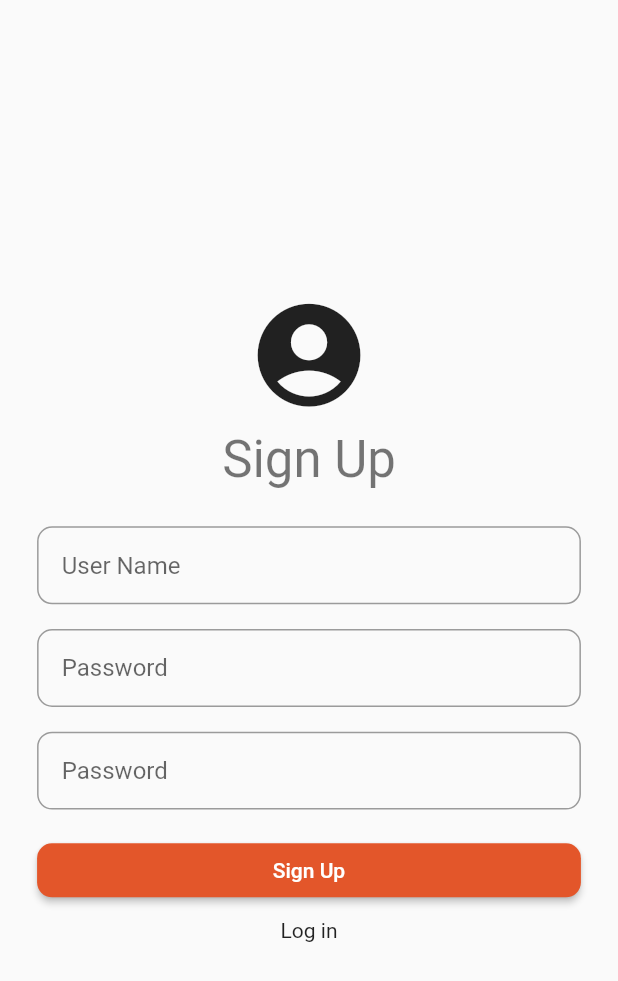
After one commit to jhalitaksoy/remotely_mobile, a Flutter app: the screen it shows after launch, after a tap on "Sign up", on a phone screen of 412 x 824 dp. The commit adds this screen. Shown: the top 981 px of the screen. Run offline on Flutter 3.47's test engine with Material 2 defaults, Android fonts, the phone set to English and light mode, and no system bars; missing offline and left inert: flutter_webrtc.

Commit message:
completed login_register ui

```diff
--- /dev/null
+++ b/lib/consts/consts.dart
@@ -0,0 +1,3 @@
+class Routes {
+  static const LoginRegisterRoute = "login_register";
+}
--- /dev/null
+++ b/lib/enums/login_mode.dart
@@ -0,0 +1,18 @@
+enum LoginMode {
+  //todo : need better name
+  Login,
+  Register,
+}
+
+extension LoginModeExtension on LoginMode {
+  LoginMode switchMode() {
+    switch (this) {
+      case LoginMode.Register:
+        return LoginMode.Login;
+      case LoginMode.Login:
+        return LoginMode.Register;
+      default:
+        return LoginMode.Login;
+    }
+  }
+}
--- a/lib/main.dart
+++ b/lib/main.dart
@@ -1,7 +1,6 @@
 import 'package:flutter/material.dart';
-import 'package:remotely_mobile/data_channel_sample.dart';
-import 'package:remotely_mobile/get_display_media_sample.dart';
-import 'package:remotely_mobile/loopback_sample.dart';
+import 'package:remotely_mobile/consts/consts.dart';
+import 'package:remotely_mobile/views/loginregister/login_page.dart';
 
 void main() {
   runApp(MyApp());
@@ -13,57 +12,20 @@ class MyApp extends StatelessWidget {
     return MaterialApp(
       title: 'Flutter Demo',
       theme: ThemeData(
-        primarySwatch: Colors.blue,
-        visualDensity: VisualDensity.adaptivePlatformDensity,
-      ),
+          primaryColor: Color(0xFFE3562A),
+          colorScheme: ColorScheme.light(onPrimary: Colors.white),
+          primarySwatch: Colors.blue,
+          visualDensity: VisualDensity.adaptivePlatformDensity,
+          buttonTheme: ButtonThemeData(
+            buttonColor: Color(0xFFE3562A),
+            //buttonColor: Color(0xE3562A),
+          )),
       //home: DataChannelSample(),
-      home: LoopBackSample(),
+      //home: LoopBackSample(),
+      initialRoute: Routes.LoginRegisterRoute,
+      routes: {
+        Routes.LoginRegisterRoute: (context) => LoginRegisterPage(),
+      },
     );
   }
 }
-
-class MyHomePage extends StatefulWidget {
-  MyHomePage({Key key, this.title}) : super(key: key);
-  final String title;
-
-  @override
-  _MyHomePageState createState() => _MyHomePageState();
-}
-
-class _MyHomePageState extends State<MyHomePage> {
-  int _counter = 0;
-
-  void _incrementCounter() {
-    setState(() {
-      _counter++;
-    });
-  }
-
-  @override
-  Widget build(BuildContext context) {
-    return Scaffold(
-      appBar: AppBar(
-        title: Text(widget.title),
-      ),
-      body: Center(
-        child: Column(
-          mainAxisAlignment: MainAxisAlignment.center,
-          children: <Widget>[
-            Text(
-              'You have pushed the button this many times:',
-            ),
-            Text(
-              '$_counter',
-              style: Theme.of(context).textTheme.headline4,
-            ),
-          ],
-        ),
-      ),
-      floatingActionButton: FloatingActionButton(
-        onPressed: _incrementCounter,
-        tooltip: 'Increment',
-        child: Icon(Icons.add),
-      ),
-    );
-  }
-}
--- /dev/null
+++ b/lib/views/loginregister/login_page.dart
@@ -0,0 +1,151 @@
+import 'package:flutter/material.dart';
+import 'package:remotely_mobile/enums/login_mode.dart';
+
+class LoginRegisterPage extends StatefulWidget {
+  @override
+  _LoginRegisterPageState createState() => _LoginRegisterPageState();
+}
+
+class _LoginRegisterPageState extends State<LoginRegisterPage> {
+  LoginMode _loginMode = LoginMode.Login;
+
+  String get _title {
+    switch (_loginMode) {
+      case LoginMode.Login:
+        return "Log in";
+      case LoginMode.Register:
+        return "Sign Up";
+      default:
+        return "Unkown";
+    }
+  }
+
+  String get _changeModeButtonText {
+    switch (_loginMode) {
+      case LoginMode.Register:
+        return "Log in";
+      case LoginMode.Login:
+        return "Sign up";
+      default:
+        return "Unkown";
+    }
+  }
+
+  String get _submitButtonText => _title;
+
+  ThemeData get _theme => Theme.of(context);
+
+  Size get _size => MediaQuery.of(context).size;
+
+  @override
+  Widget build(BuildContext context) {
+    return SafeArea(
+      child: Scaffold(
+        body: buildBody(),
+      ),
+    );
+  }
+
+  void onSignUpClick() {
+    LoginMode newMode = _loginMode.switchMode();
+
+    setState(() {
+      _loginMode = newMode;
+    });
+  }
+
+  Widget buildBody() {
+    return Center(
+      child: SingleChildScrollView(
+        child: Padding(
+          padding: EdgeInsets.all(_size.height * 0.03),
+          child: Center(
+            child: Column(
+              crossAxisAlignment: CrossAxisAlignment.stretch,
+              mainAxisSize: MainAxisSize.min,
+              children: [
+                buildIcon(),
+                SizedBox(height: _size.height * 0.01),
+                buildTittle(),
+                SizedBox(height: _size.height * 0.03),
+                buildInputArea("User Name"),
+                SizedBox(height: _size.height * 0.02),
+                buildInputArea("Password", password: true),
+                SizedBox(height: _size.height * 0.02),
+                if (_loginMode == LoginMode.Register) ...[
+                  buildInputArea("Password", password: true),
+                  SizedBox(height: _size.height * 0.02),
+                ],
+                if (_loginMode == LoginMode.Login) ...[
+                  buildTextButton("Forgot Password?", null),
+                  SizedBox(height: _size.height * 0.01),
+                ],
+                buildSubmitButton(_submitButtonText),
+                SizedBox(height: _size.height * 0.01),
+                buildTextButton(_changeModeButtonText, onSignUpClick),
+              ],
+            ),
+          ),
+        ),
+      ),
+    );
+  }
+
+  Widget buildTextButton(String text, Function onPressed) {
+    return Center(
+      child: InkWell(
+        onTap: onPressed,
+        child: Text(text),
+      ),
+    );
+  }
+
+  Widget buildIcon() {
+    return Icon(
+      Icons.account_circle,
+      size: _size.height * 0.1,
+    );
+  }
+
+  Widget buildTittle() {
+    return Center(
+      child: Text(
+        _title,
+        style: _theme.textTheme.headline4,
+      ),
+    );
+  }
+
+  Widget buildInputArea(String name, {bool password = false}) {
+    return Column(
+      crossAxisAlignment: CrossAxisAlignment.start,
+      children: [
+        TextFormField(
+          obscureText: password,
+          enableSuggestions: !password,
+          decoration: InputDecoration(
+            isDense: false,
+            contentPadding: EdgeInsets.all(_size.height * 0.02),
+            hintText: name,
+            border: OutlineInputBorder(
+              borderRadius: BorderRadius.circular(10),
+            ),
+          ),
+        ),
+      ],
+    );
+  }
+
+  RaisedButton buildSubmitButton(String text) {
+    return RaisedButton(
+      shape: RoundedRectangleBorder(
+        borderRadius: BorderRadius.circular(10),
+      ),
+      onPressed: () {},
+      child: Text(text,
+          style: _theme.textTheme.bodyText1.copyWith(
+            color: _theme.colorScheme.onPrimary,
+          )),
+    );
+  }
+}
```
